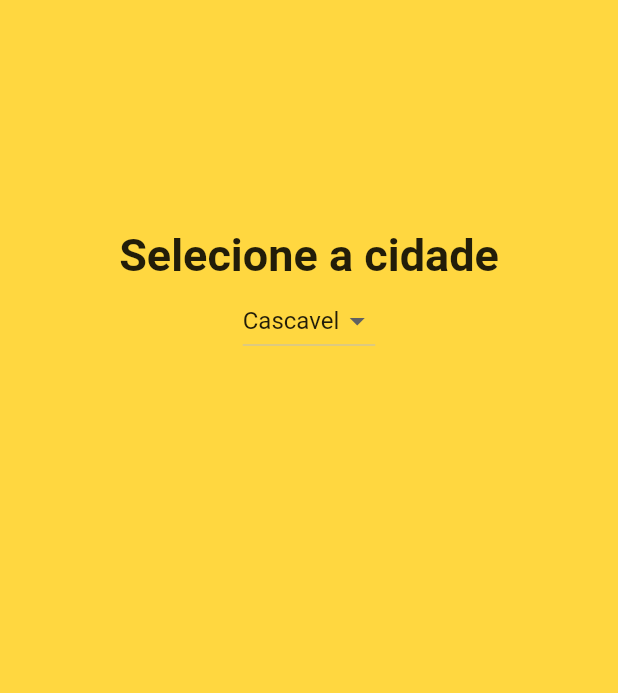
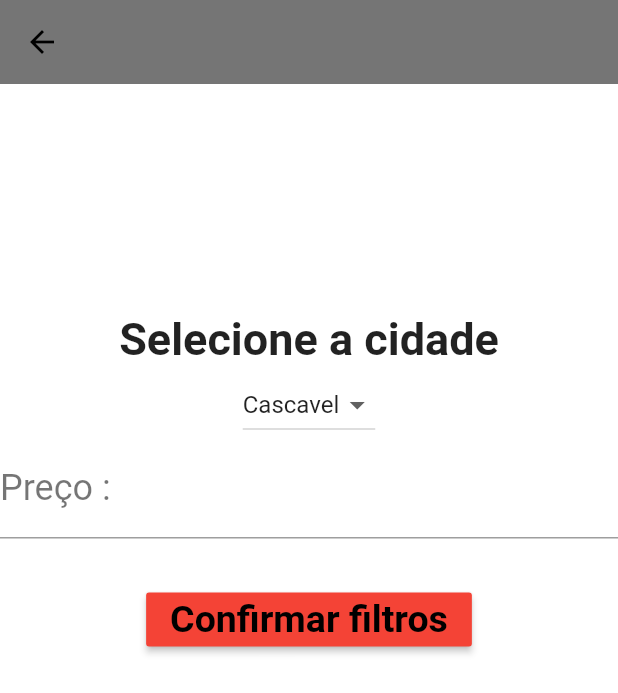
Before and after one commit to braguetoMurilo/projetoCampoSintetico, a Flutter app: the DropDown screen opened directly, on a phone screen of 412 x 824 dp. Shown: the top 693 px of the screen. Run offline on Flutter 3.47's test engine with Material 2 defaults, Android fonts, the phone set to English and light mode, and no system bars.

Commit message:
Implementação da cidade

```diff
--- a/lib/choose.field.dart
+++ b/lib/choose.field.dart
@@ -1,6 +1,6 @@
 import 'package:flutter/material.dart';
 
-class ChooseField extends StatelessWidget {
+class TelaIncial extends StatelessWidget {
   @override
   Widget build(BuildContext context) {
     return DefaultTabController(
--- a/lib/field.research.dart
+++ b/lib/field.research.dart
@@ -9,17 +9,29 @@ class _DropDownState extends State<DropDown> {
   String nomeCidade = "";
   var _cidades = ['Cascavel', 'Toledo', 'Palotina'];
   var _itemSelecionado = "Cascavel";
+  String _price;
+  final GlobalKey<FormState> _formKey = GlobalKey<FormState>();
 
   @override
   Widget build(BuildContext context) {
     return Scaffold(
-
-      backgroundColor: Colors.amberAccent,
+      appBar: AppBar(
+        backgroundColor: Colors.black54,
+        elevation: 0.0,
+        leading: IconButton(
+          icon: Icon(Icons.arrow_back),
+          color: Colors.black,
+          onPressed: () => Navigator.pop(context, false),
+        ),
+      ),
+      backgroundColor: Colors.white,
       body: criaDropDownButton(),
     );
   }
+
   criaDropDownButton() {
     return Container(
+        child: SingleChildScrollView(
       child: Column(
         children: <Widget>[
           SizedBox(
@@ -51,12 +63,44 @@ class _DropDownState extends State<DropDown> {
             },
             value: _itemSelecionado,
           ),
+          TextFormField(
+            decoration: InputDecoration(
+                labelText: 'Preço :',
+                labelStyle: TextStyle(
+                  color: Colors.black54,
+                  fontSize: 24.0,
+                )),
+            validator: (String value) {
+              if (value.isEmpty) {
+                return "Preço é um campo obrigatorio";
+              }
+            },
+            onSaved: (String value) {
+              _price = value;
+            },
+          ),
+          SizedBox(
+            height: 30.0,
+          ),
+          RaisedButton(
+            color: Colors.red,
+            child: Text(
+              'Confirmar filtros',
+              style: TextStyle(color: Colors.black, fontSize: 25, fontWeight: FontWeight.bold),
+            ),
+            onPressed: () {
+              if (!_formKey.currentState.validate()) {
+                return;
+              }
+              _formKey.currentState.save();
+            },
+          ),
         ],
       ),
-    );
+    ));
   }
 
- void _dropDownItemSelected(String novoItem) {
+  void _dropDownItemSelected(String novoItem) {
     setState(() {
       this._itemSelecionado = novoItem;
     });
```
Also changed, not shown: lib/login.page.dart (indentation only). Lines whose indentation alone changed are shown as unchanged.
